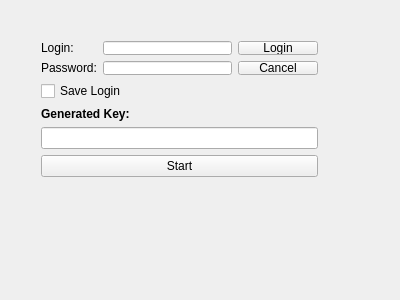
The window that src/login.ui (hsBoyz/MiniLockSync) describes before a commit, drawn with Qt 5.
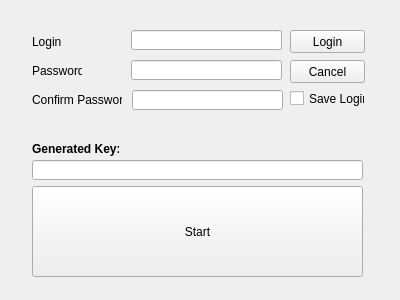
The same window after the commit.

Commit message: PW confirmation added

What changed in the file:
```diff
--- a/src/login.ui
+++ b/src/login.ui
@@ -13,101 +13,166 @@
   <property name="windowTitle">
    <string>login</string>
   </property>
-  <widget class="QWidget" name="layoutWidget">
+  <widget class="QLabel" name="label1">
    <property name="geometry">
     <rect>
-     <x>30</x>
+     <x>32</x>
+     <y>34</y>
+     <width>29</width>
+     <height>16</height>
+    </rect>
+   </property>
+   <property name="text">
+    <string>Login:</string>
+   </property>
+  </widget>
+  <widget class="QLineEdit" name="eMailLineEdit">
+   <property name="geometry">
+    <rect>
+     <x>131</x>
      <y>30</y>
-     <width>299</width>
-     <height>158</height>
+     <width>151</width>
+     <height>20</height>
     </rect>
    </property>
-   <layout class="QGridLayout" name="gridLayout_3">
-    <item row="2" column="0">
-     <widget class="QLabel" name="label3">
-      <property name="font">
-       <font>
-        <weight>75</weight>
-        <italic>false</italic>
-        <bold>true</bold>
-        <underline>false</underline>
-       </font>
-      </property>
-      <property name="text">
-       <string>Generated Key:</string>
-      </property>
-     </widget>
-    </item>
-    <item row="0" column="0">
-     <layout class="QGridLayout" name="gridLayout_2">
-      <item row="0" column="0">
-       <layout class="QGridLayout" name="gridLayout">
-        <item row="0" column="1">
-         <widget class="QLineEdit" name="eMailLineEdit"/>
-        </item>
-        <item row="0" column="0">
-         <widget class="QLabel" name="label1">
-          <property name="text">
-           <string>Login:</string>
-          </property>
-         </widget>
-        </item>
-        <item row="1" column="1">
-         <widget class="QLineEdit" name="passwdLineEdit">
-          <property name="echoMode">
-           <enum>QLineEdit::Password</enum>
-          </property>
-         </widget>
-        </item>
-        <item row="1" column="0">
-         <widget class="QLabel" name="label_2">
-          <property name="text">
-           <string>Password:</string>
-          </property>
-         </widget>
-        </item>
-        <item row="0" column="2">
-         <widget class="QPushButton" name="loginButton">
-          <property name="text">
-           <string>Login</string>
-          </property>
-          <property name="autoDefault">
-           <bool>true</bool>
-          </property>
-         </widget>
-        </item>
-        <item row="1" column="2">
-         <widget class="QPushButton" name="cancelButton">
-          <property name="text">
-           <string>Cancel</string>
-          </property>
-         </widget>
-        </item>
-       </layout>
-      </item>
-     </layout>
-    </item>
-    <item row="3" column="0">
-     <widget class="QLineEdit" name="yourIdLineEdit"/>
-    </item>
-    <item row="4" column="0">
-     <widget class="QPushButton" name="startButton">
-      <property name="text">
-       <string>Start</string>
-      </property>
-      <property name="autoDefault">
-       <bool>true</bool>
-      </property>
-     </widget>
-    </item>
-    <item row="1" column="0">
-     <widget class="QCheckBox" name="saveLogin">
-      <property name="text">
-       <string>Save Login</string>
-      </property>
-     </widget>
-    </item>
-   </layout>
+  </widget>
+  <widget class="QPushButton" name="loginButton">
+   <property name="geometry">
+    <rect>
+     <x>290</x>
+     <y>30</y>
+     <width>75</width>
+     <height>23</height>
+    </rect>
+   </property>
+   <property name="text">
+    <string>Login</string>
+   </property>
+   <property name="autoDefault">
+    <bool>true</bool>
+   </property>
+  </widget>
+  <widget class="QLabel" name="label_2">
+   <property name="geometry">
+    <rect>
+     <x>32</x>
+     <y>63</y>
+     <width>50</width>
+     <height>16</height>
+    </rect>
+   </property>
+   <property name="text">
+    <string>Password:</string>
+   </property>
+  </widget>
+  <widget class="QLineEdit" name="passwdLineEdit">
+   <property name="geometry">
+    <rect>
+     <x>131</x>
+     <y>60</y>
+     <width>151</width>
+     <height>20</height>
+    </rect>
+   </property>
+   <property name="echoMode">
+    <enum>QLineEdit::Password</enum>
+   </property>
+  </widget>
+  <widget class="QPushButton" name="cancelButton">
+   <property name="geometry">
+    <rect>
+     <x>290</x>
+     <y>60</y>
+     <width>75</width>
+     <height>23</height>
+    </rect>
+   </property>
+   <property name="text">
+    <string>Cancel</string>
+   </property>
+  </widget>
+  <widget class="QLabel" name="label">
+   <property name="geometry">
+    <rect>
+     <x>32</x>
+     <y>92</y>
+     <width>90</width>
+     <height>16</height>
+    </rect>
+   </property>
+   <property name="text">
+    <string>Confirm Password:</string>
+   </property>
+  </widget>
+  <widget class="QLineEdit" name="conPWlineEdit">
+   <property name="geometry">
+    <rect>
+     <x>132</x>
+     <y>90</y>
+     <width>151</width>
+     <height>20</height>
+    </rect>
+   </property>
+  </widget>
+  <widget class="QCheckBox" name="saveLogin">
+   <property name="geometry">
+    <rect>
+     <x>290</x>
+     <y>90</y>
+     <width>75</width>
+     <height>17</height>
+    </rect>
+   </property>
+   <property name="text">
+    <string>Save Login</string>
+   </property>
+  </widget>
+  <widget class="QLabel" name="label3">
+   <property name="geometry">
+    <rect>
+     <x>32</x>
+     <y>141</y>
+     <width>87</width>
+     <height>16</height>
+    </rect>
+   </property>
+   <property name="font">
+    <font>
+     <weight>75</weight>
+     <italic>false</italic>
+     <bold>true</bold>
+     <underline>false</underline>
+    </font>
+   </property>
+   <property name="text">
+    <string>Generated Key:</string>
+   </property>
+  </widget>
+  <widget class="QLineEdit" name="yourIdLineEdit">
+   <property name="geometry">
+    <rect>
+     <x>32</x>
+     <y>160</y>
+     <width>331</width>
+     <height>20</height>
+    </rect>
+   </property>
+  </widget>
+  <widget class="QPushButton" name="startButton">
+   <property name="geometry">
+    <rect>
+     <x>32</x>
+     <y>186</y>
+     <width>331</width>
+     <height>91</height>
+    </rect>
+   </property>
+   <property name="text">
+    <string>Start</string>
+   </property>
+   <property name="autoDefault">
+    <bool>true</bool>
+   </property>
   </widget>
  </widget>
  <layoutdefault spacing="6" margin="11"/>
```
Left out of the diff: 34 changed lines with no effect on the pictures. The commit also changes 1 other file.
